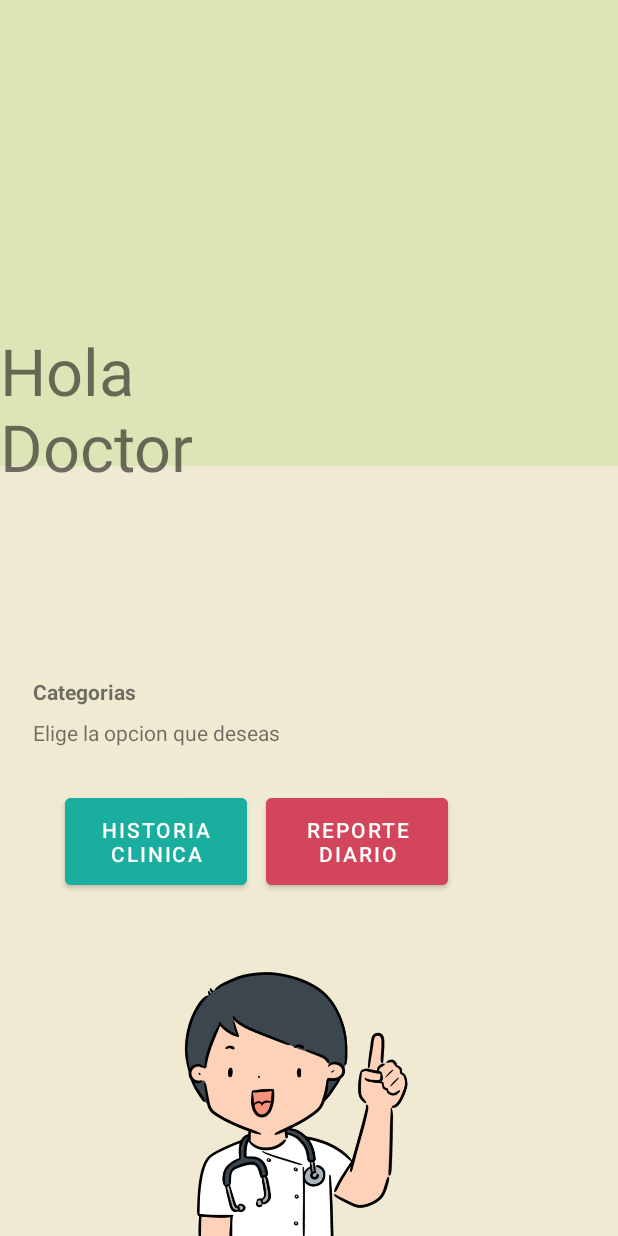
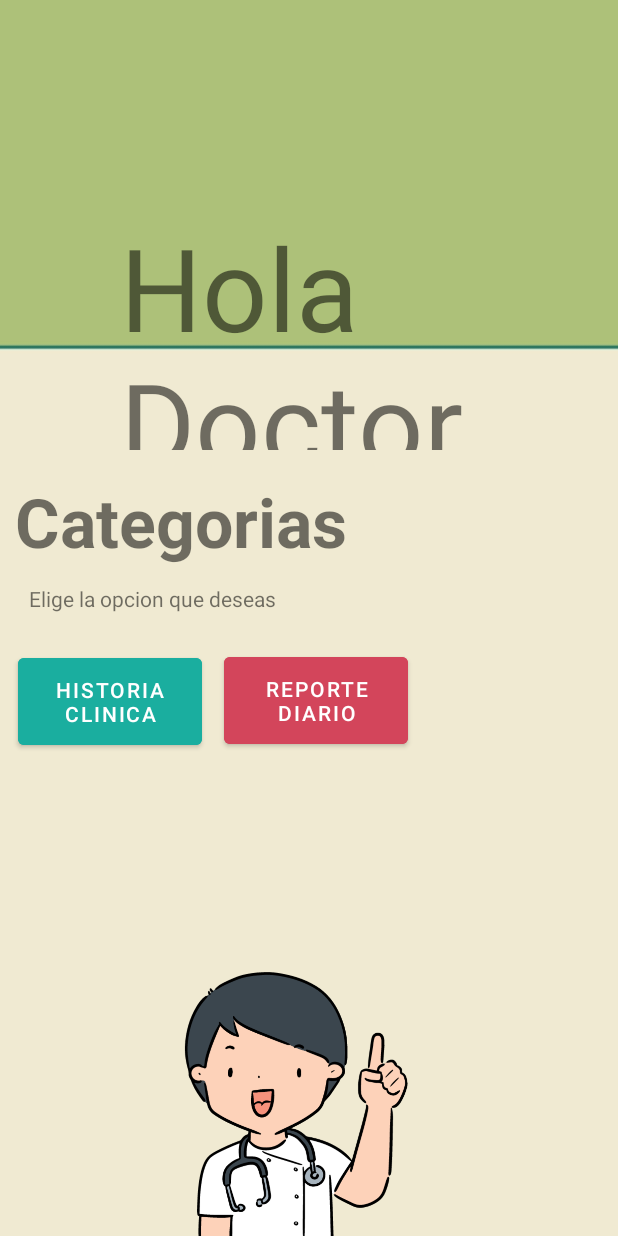
Before and after one commit to SistemasDaniel01/Anciano, an Android app: the Inicio screen opened directly, with no data from a screen before it, on a phone screen of 412 x 824 dp. Run offline under Robolectric (Android 15) with nearby library versions, the phone set to English and light mode, and no system bars.

Commit message:
Cambie las cosas del doctor jiji

```diff
--- a/app/src/main/res/layout/activity_inicio.xml
+++ b/app/src/main/res/layout/activity_inicio.xml
@@ -4,23 +4,9 @@
     xmlns:tools="http://schemas.android.com/tools"
     android:layout_width="match_parent"
     android:layout_height="match_parent"
-    android:background="@color/Abuelo2"
+    android:background="@drawable/fondo"
     tools:context=".MainActivity">
 
-
-    <ImageView
-        android:id="@+id/imageView4"
-        android:layout_width="405dp"
-        android:layout_height="408dp"
-        android:layout_alignParentStart="true"
-        android:layout_alignParentTop="true"
-        android:layout_alignParentEnd="true"
-        android:layout_alignParentBottom="true"
-        android:layout_marginStart="-5dp"
-        android:layout_marginTop="-218dp"
-        android:layout_marginEnd="0dp"
-        android:layout_marginBottom="402dp"
-        app:srcCompat="@drawable/abuelo2" />
 
     <TextView
         android:id="@+id/textView4"
@@ -29,11 +15,12 @@
         android:layout_alignParentStart="true"
         android:layout_alignParentEnd="true"
         android:layout_alignParentBottom="true"
-        android:layout_marginStart="22dp"
+        android:layout_marginStart="10dp"
         android:layout_marginTop="5dp"
-        android:layout_marginEnd="300dp"
-        android:layout_marginBottom="353dp"
+        android:layout_marginEnd="41dp"
+        android:layout_marginBottom="446dp"
         android:text="Categorias"
+        android:textSize="45dp"
         android:textStyle="bold" />
 
     <TextView
@@ -43,10 +30,10 @@
         android:layout_alignParentStart="true"
         android:layout_alignParentEnd="true"
         android:layout_alignParentBottom="true"
-        android:layout_marginStart="22dp"
+        android:layout_marginStart="19dp"
         android:layout_marginTop="5dp"
-        android:layout_marginEnd="200dp"
-        android:layout_marginBottom="326dp"
+        android:layout_marginEnd="203dp"
+        android:layout_marginBottom="415dp"
         android:text="Elige la opcion que deseas" />
 
     <com.google.android.material.button.MaterialButton
@@ -56,9 +43,9 @@
         android:layout_alignParentStart="true"
         android:layout_alignParentEnd="true"
         android:layout_alignParentBottom="true"
-        android:layout_marginStart="43dp"
-        android:layout_marginEnd="247dp"
-        android:layout_marginBottom="228dp"
+        android:layout_marginStart="12dp"
+        android:layout_marginEnd="277dp"
+        android:layout_marginBottom="321dp"
         android:backgroundTint="@color/Abuelo5"
         android:text="Historia Clinica" />
 
@@ -69,9 +56,9 @@
         android:layout_alignParentStart="true"
         android:layout_alignParentEnd="true"
         android:layout_alignParentBottom="true"
-        android:layout_marginStart="177dp"
-        android:layout_marginEnd="113dp"
-        android:layout_marginBottom="228dp"
+        android:layout_marginStart="149dp"
+        android:layout_marginEnd="140dp"
+        android:layout_marginBottom="322dp"
         android:backgroundTint="@color/Abuelo6"
         android:text="Reporte Diario" />
 
@@ -89,14 +76,15 @@
 
     <TextView
         android:id="@+id/textView6"
-        android:layout_width="wrap_content"
-        android:layout_height="wrap_content"
+        android:layout_width="258dp"
+        android:layout_height="160dp"
         android:layout_alignBottom="@+id/imageView4"
         android:layout_alignParentEnd="true"
-        android:layout_marginEnd="222dp"
-        android:layout_marginBottom="95dp"
+        android:layout_marginTop="140dp"
+        android:layout_marginEnd="74dp"
+        android:layout_marginBottom="50dp"
         android:text="Hola Doctor"
-        android:textSize="65px" />
+        android:textSize="115px" />
 
 
 </RelativeLayout>
```
